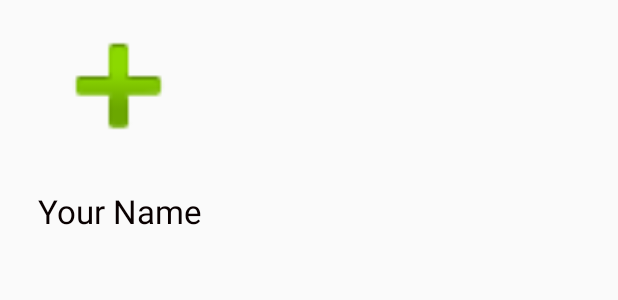
After one commit to Akshit6828/Traverse-Indoor, an Android app: the layout tree_view_node.xml on its own in the app's theme, with its tools: preview values and no code run, on a phone screen of 412 x 824 dp. The commit adds this screen. Shown: the top 300 px of the screen. Run offline under Robolectric (Android 15) with nearby library versions, the phone set to English and light mode, and no system bars; Roboto replaces fonts that are not available here.

Commit message:
Added ViewHolder and TreeNode

```diff
--- /dev/null
+++ b/app/src/main/res/layout/tree_view_node.xml
@@ -0,0 +1,30 @@
+<?xml version="1.0" encoding="utf-8"?>
+<RelativeLayout xmlns:android="http://schemas.android.com/apk/res/android"
+    xmlns:app="http://schemas.android.com/apk/res-auto"
+    android:layout_width="wrap_content"
+    android:layout_height="wrap_content">
+
+    <ImageView
+        android:id="@+id/idIvNode"
+        android:layout_width="wrap_content"
+        android:layout_height="104dp"
+        android:layout_alignParentStart="true"
+        android:layout_alignParentTop="true"
+        android:layout_alignParentEnd="true"
+        android:layout_marginStart="8dp"
+        android:layout_marginTop="5dp"
+        android:layout_marginEnd="262dp"
+        app:srcCompat="@android:drawable/ic_input_add" />
+
+    <TextView
+        android:id="@+id/idTvNode"
+        android:layout_width="wrap_content"
+        android:layout_height="wrap_content"
+        android:layout_alignParentStart="true"
+        android:layout_alignParentTop="true"
+        android:layout_marginStart="25dp"
+        android:layout_marginTop="126dp"
+        android:text="Your Name"
+        android:textColor="#090000"
+        android:textSize="22sp" />
+</RelativeLayout>
--- a/app/src/main/res/values/strings.xml
+++ b/app/src/main/res/values/strings.xml
@@ -4,5 +4,6 @@
     <string name="hello_blank_fragment">Hello blank fragment</string>
     <string name="navigation_drawer_open">Open Navigation Drawer</string>
     <string name="navigation_drawer_close">Close Navigation Drawer</string>
+    <string name="my_node">Node</string>
 
 </resources>
```
Also changed, not shown: app/build.gradle (+6 -6 lines), app/src/main/java/com/akshit/genedetectionapp/PedigreeAnalysis.java (added, +93 -0 lines), app/src/main/java/com/akshit/genedetectionapp/Viewholder.java (added, +15 -0 lines), app/src/main/res/layout/fragment_pedigree_analysis.xml (added, +16 -0 lines).
